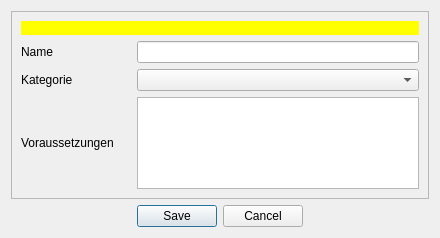
Old version of the form designer/DatenbankEditFreieFertigkeit.ui in the repository Aeolitus/Sephrasto.
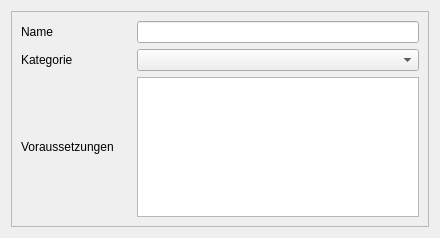
New version of the form.

```diff
--- a/designer/DatenbankEditFreieFertigkeit.ui
+++ b/designer/DatenbankEditFreieFertigkeit.ui
@@ -1,10 +1,7 @@
 <?xml version="1.0" encoding="UTF-8"?>
 <ui version="4.0">
  <class>dialog</class>
- <widget class="QDialog" name="dialog">
-  <property name="windowModality">
-   <enum>Qt::ApplicationModal</enum>
-  </property>
+ <widget class="QWidget" name="dialog">
   <property name="geometry">
    <rect>
     <x>0</x>
@@ -16,21 +13,8 @@
   <property name="windowTitle">
    <string>Sephrasto - Freie Fertigkeit bearbeiten...</string>
   </property>
-  <layout class="QGridLayout" name="gridLayout_2">
-   <item row="1" column="0">
-    <widget class="QDialogButtonBox" name="buttonBox">
-     <property name="orientation">
-      <enum>Qt::Horizontal</enum>
-     </property>
-     <property name="standardButtons">
-      <set>QDialogButtonBox::Cancel|QDialogButtonBox::Save</set>
-     </property>
-     <property name="centerButtons">
-      <bool>true</bool>
-     </property>
-    </widget>
-   </item>
-   <item row="0" column="0">
+  <layout class="QVBoxLayout" name="verticalLayout">
+   <item>
     <widget class="QScrollArea" name="scrollArea">
      <property name="widgetResizable">
       <bool>true</bool>
@@ -40,26 +24,39 @@
        <rect>
         <x>0</x>
         <y>0</y>
-        <width>420</width>
-        <height>189</height>
+        <width>416</width>
+        <height>214</height>
        </rect>
       </property>
       <layout class="QGridLayout" name="gridLayout">
-       <item row="3" column="0">
-        <widget class="QLabel" name="label_2">
-         <property name="text">
-          <string>Kategorie</string>
-         </property>
-        </widget>
-       </item>
-       <item row="2" column="0">
+       <item row="1" column="0">
         <widget class="QLabel" name="label">
          <property name="text">
           <string>Name</string>
          </property>
         </widget>
        </item>
-       <item row="4" column="0">
+       <item row="1" column="1">
+        <widget class="QLineEdit" name="leName"/>
+       </item>
+       <item row="2" column="0">
+        <widget class="QLabel" name="label_2">
+         <property name="text">
+          <string>Kategorie</string>
+         </property>
+        </widget>
+       </item>
+       <item row="2" column="1">
+        <widget class="QComboBox" name="comboTyp"/>
+       </item>
+       <item row="3" column="1">
+        <widget class="QPlainTextEdit" name="teVoraussetzungen">
+         <property name="toolTip">
+          <string>&lt;html&gt;&lt;head/&gt;&lt;body&gt;&lt;p&gt;Siehe &quot;Datenbank Editor -&gt; Einstellungsmöglichkeiten -&gt; Voraussetzungen&quot; in der Sephrasto-Hilfe für eine Anleitung.&lt;/p&gt;&lt;/body&gt;&lt;/html&gt;</string>
+         </property>
+        </widget>
+       </item>
+       <item row="3" column="0">
         <widget class="QLabel" name="label_4">
          <property name="minimumSize">
           <size>
@@ -72,35 +69,6 @@
          </property>
         </widget>
        </item>
-       <item row="4" column="1">
-        <widget class="QPlainTextEdit" name="teVoraussetzungen">
-         <property name="toolTip">
-          <string>&lt;html&gt;&lt;head/&gt;&lt;body&gt;&lt;p&gt;Siehe &quot;Datenbank Editor -&gt; Einstellungsmöglichkeiten -&gt; Voraussetzungen&quot; in der Sephrasto-Hilfe für eine Anleitung.&lt;/p&gt;&lt;/body&gt;&lt;/html&gt;</string>
-         </property>
-        </widget>
-       </item>
-       <item row="3" column="1">
-        <widget class="QComboBox" name="comboTyp"/>
-       </item>
-       <item row="2" column="1">
-        <widget class="QLineEdit" name="leName"/>
-       </item>
-       <item row="0" column="0" colspan="2">
-        <widget class="QLabel" name="warning">
-         <property name="visible">
-          <bool>true</bool>
-         </property>
-         <property name="styleSheet">
-          <string notr="true">background-color: rgb(255, 255, 0); color: black;</string>
-         </property>
-         <property name="text">
-          <string/>
-         </property>
-         <property name="wordWrap">
-          <bool>true</bool>
-         </property>
-        </widget>
-       </item>
       </layout>
      </widget>
     </widget>
```
Left out of the diff: 35 changed lines with no effect on the pictures.
